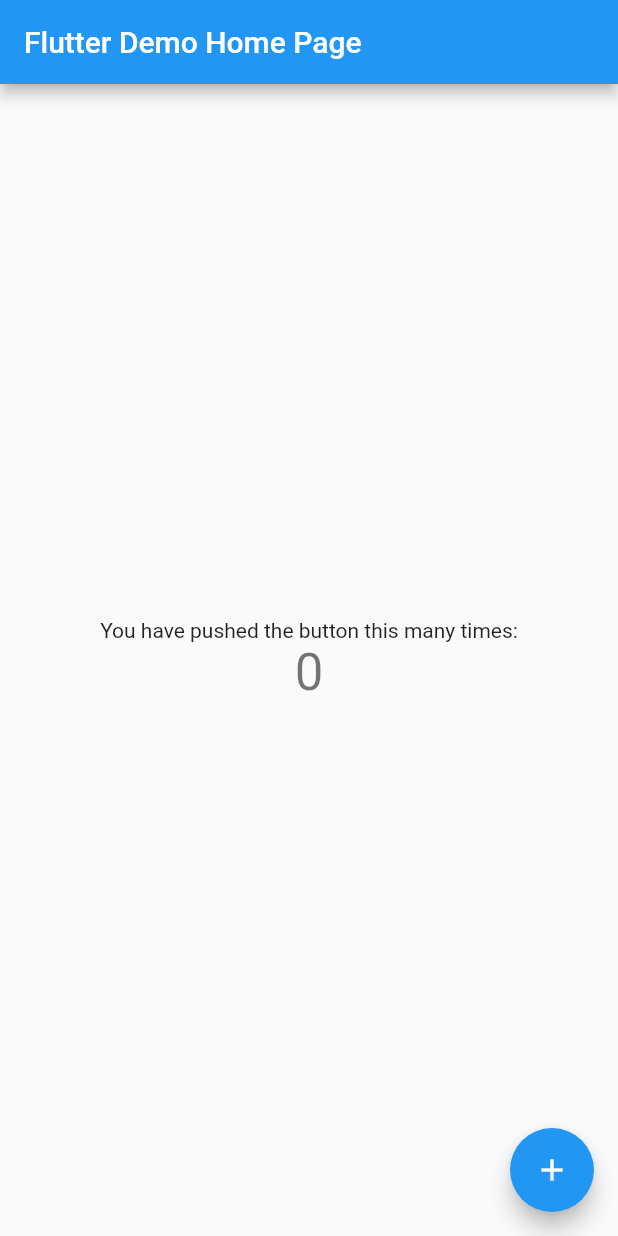
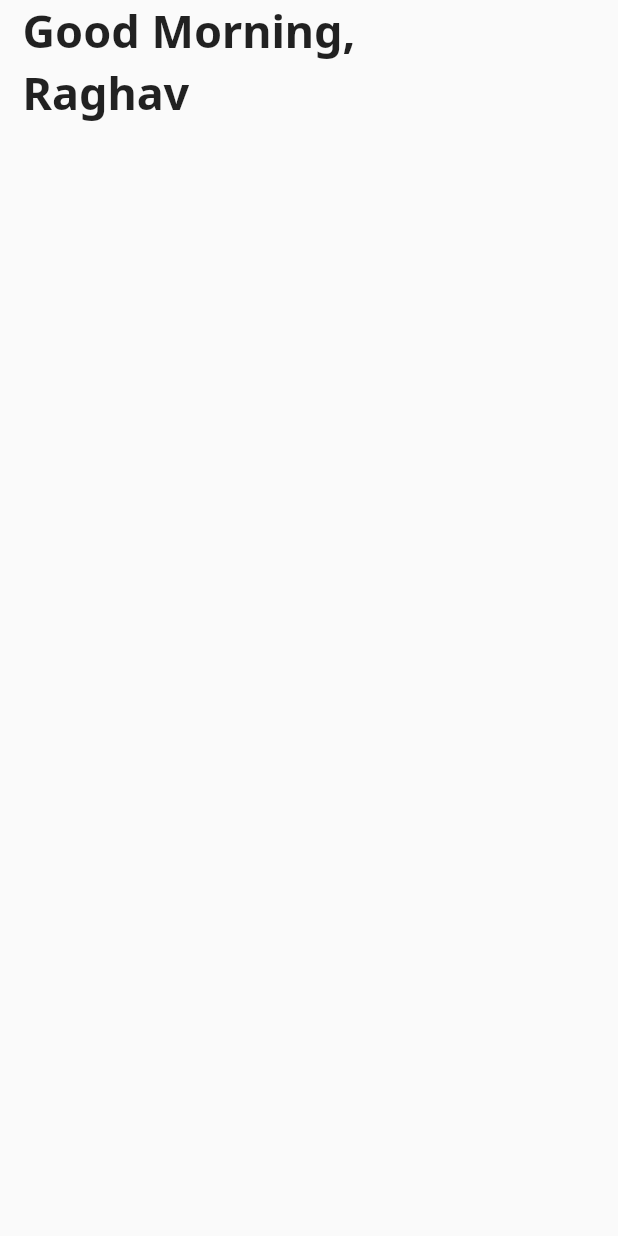
Before and after one commit to raghavguptaeng/Comm-Resources, a Flutter app: the screen it shows after launch, on a phone screen of 412 x 824 dp. Run offline on Flutter 3.47's test engine with Material 2 defaults, Android fonts, the phone set to English and light mode, and no system bars; our stand-ins replace google_fonts.

Commit message:
Home Screen Text Made

```diff
--- /dev/null
+++ b/lib/constants.dart
@@ -0,0 +1,9 @@
+import 'package:flutter/material.dart';
+import 'package:google_fonts/google_fonts.dart';
+
+var kHeadFontStyle = GoogleFonts.notoSans(
+  textStyle: TextStyle(
+    fontSize: 30,
+    fontWeight: FontWeight.bold,
+  ),
+);
--- a/lib/main.dart
+++ b/lib/main.dart
@@ -1,113 +1,17 @@
 import 'package:flutter/material.dart';
 
+import 'screens/MainScreen.dart';
+
 void main() {
-  runApp(MyApp());
+  runApp(Init());
 }
+class Init extends StatelessWidget {
+  const Init({Key key}) : super(key: key);
 
-class MyApp extends StatelessWidget {
-  // This widget is the root of your application.
   @override
   Widget build(BuildContext context) {
     return MaterialApp(
-      title: 'Flutter Demo',
-      theme: ThemeData(
-        // This is the theme of your application.
-        //
-        // Try running your application with "flutter run". You'll see the
-        // application has a blue toolbar. Then, without quitting the app, try
-        // changing the primarySwatch below to Colors.green and then invoke
-        // "hot reload" (press "r" in the console where you ran "flutter run",
-        // or simply save your changes to "hot reload" in a Flutter IDE).
-        // Notice that the counter didn't reset back to zero; the application
-        // is not restarted.
-        primarySwatch: Colors.blue,
-      ),
-      home: MyHomePage(title: 'Flutter Demo Home Page'),
+      home: MainScreen(),
     );
   }
 }
-
-class MyHomePage extends StatefulWidget {
-  MyHomePage({Key key, this.title}) : super(key: key);
-
-  // This widget is the home page of your application. It is stateful, meaning
-  // that it has a State object (defined below) that contains fields that affect
-  // how it looks.
-
-  // This class is the configuration for the state. It holds the values (in this
-  // case the title) provided by the parent (in this case the App widget) and
-  // used by the build method of the State. Fields in a Widget subclass are
-  // always marked "final".
-
-  final String title;
-
-  @override
-  _MyHomePageState createState() => _MyHomePageState();
-}
-
-class _MyHomePageState extends State<MyHomePage> {
-  int _counter = 0;
-
-  void _incrementCounter() {
-    setState(() {
-      // This call to setState tells the Flutter framework that something has
-      // changed in this State, which causes it to rerun the build method below
-      // so that the display can reflect the updated values. If we changed
-      // _counter without calling setState(), then the build method would not be
-      // called again, and so nothing would appear to happen.
-      _counter++;
-    });
-  }
-
-  @override
-  Widget build(BuildContext context) {
-    // This method is rerun every time setState is called, for instance as done
-    // by the _incrementCounter method above.
-    //
-    // The Flutter framework has been optimized to make rerunning build methods
-    // fast, so that you can just rebuild anything that needs updating rather
-    // than having to individually change instances of widgets.
-    return Scaffold(
-      appBar: AppBar(
-        // Here we take the value from the MyHomePage object that was created by
-        // the App.build method, and use it to set our appbar title.
-        title: Text(widget.title),
-      ),
-      body: Center(
-        // Center is a layout widget. It takes a single child and positions it
-        // in the middle of the parent.
-        child: Column(
-          // Column is also a layout widget. It takes a list of children and
-          // arranges them vertically. By default, it sizes itself to fit its
-          // children horizontally, and tries to be as tall as its parent.
-          //
-          // Invoke "debug painting" (press "p" in the console, choose the
-          // "Toggle Debug Paint" action from the Flutter Inspector in Android
-          // Studio, or the "Toggle Debug Paint" command in Visual Studio Code)
-          // to see the wireframe for each widget.
-          //
-          // Column has various properties to control how it sizes itself and
-          // how it positions its children. Here we use mainAxisAlignment to
-          // center the children vertically; the main axis here is the vertical
-          // axis because Columns are vertical (the cross axis would be
-          // horizontal).
-          mainAxisAlignment: MainAxisAlignment.center,
-          children: <Widget>[
-            Text(
-              'You have pushed the button this many times:',
-            ),
-            Text(
-              '$_counter',
-              style: Theme.of(context).textTheme.headline4,
-            ),
-          ],
-        ),
-      ),
-      floatingActionButton: FloatingActionButton(
-        onPressed: _incrementCounter,
-        tooltip: 'Increment',
-        child: Icon(Icons.add),
-      ), // This trailing comma makes auto-formatting nicer for build methods.
-    );
-  }
-}
--- /dev/null
+++ b/lib/screens/MainScreen.dart
@@ -0,0 +1,42 @@
+import 'dart:ui';
+
+import 'package:comm_resources/constants.dart';
+import 'package:flutter/material.dart';
+import 'package:google_fonts/google_fonts.dart';
+
+class MainScreen extends StatefulWidget {
+  const MainScreen({Key key}) : super(key: key);
+
+  @override
+  _MainScreenState createState() => _MainScreenState();
+}
+
+class _MainScreenState extends State<MainScreen> {
+  @override
+  Widget build(BuildContext context) {
+    return Scaffold(
+      body: SafeArea(
+        child: ListView(
+          children: [
+            Padding(
+              padding: const EdgeInsets.only(left: 15),
+              child: Column(
+                crossAxisAlignment: CrossAxisAlignment.start,
+                children: [
+                  Text(
+                    "Good Morning,",
+                    style:kHeadFontStyle,
+                  ),
+                  Text(
+                    "Raghav",
+                    style: kHeadFontStyle,
+                  )
+                ],
+              ),
+            )
+          ],
+        ),
+      ),
+    );
+  }
+}
--- a/pubspec.yaml
+++ b/pubspec.yaml
@@ -28,6 +28,7 @@ dependencies:
   # The following adds the Cupertino Icons font to your application.
   # Use with the CupertinoIcons class for iOS style icons.
   cupertino_icons: ^1.0.2
+  google_fonts: ^2.0.0
 
 dev_dependencies:
   flutter_test:
```
Also changed, not shown: pubspec.lock, 1 other file.
